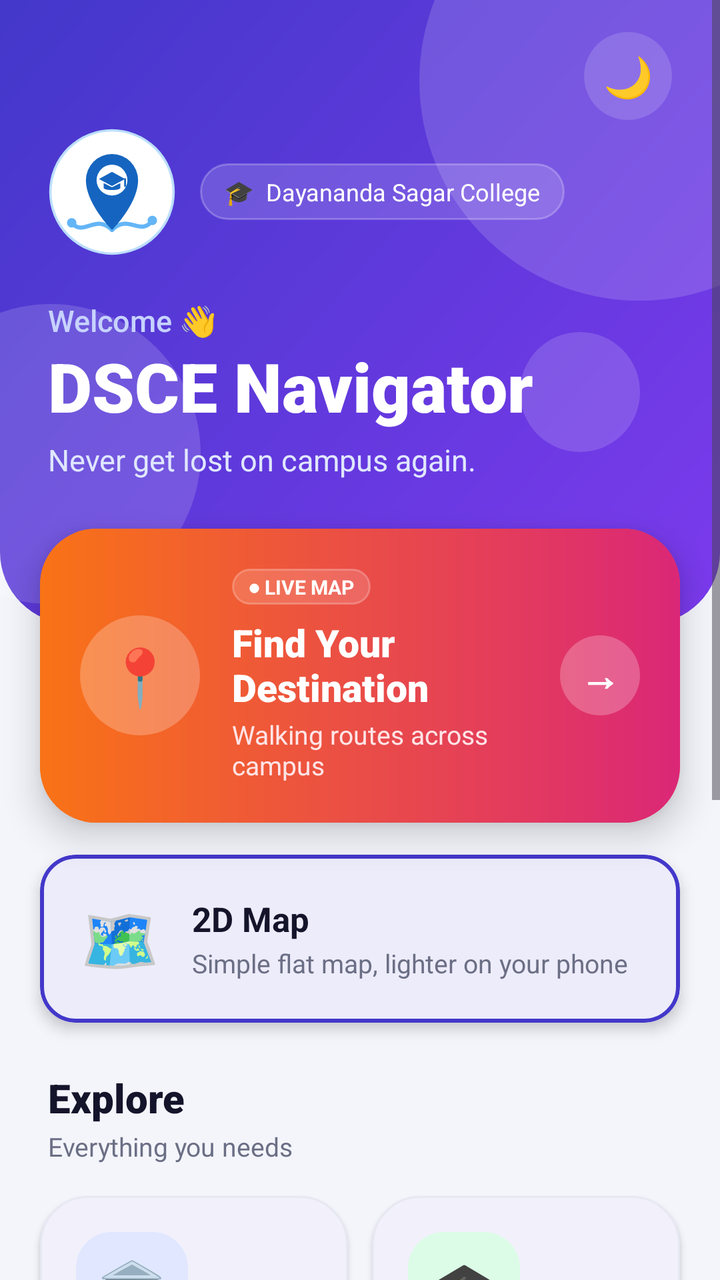
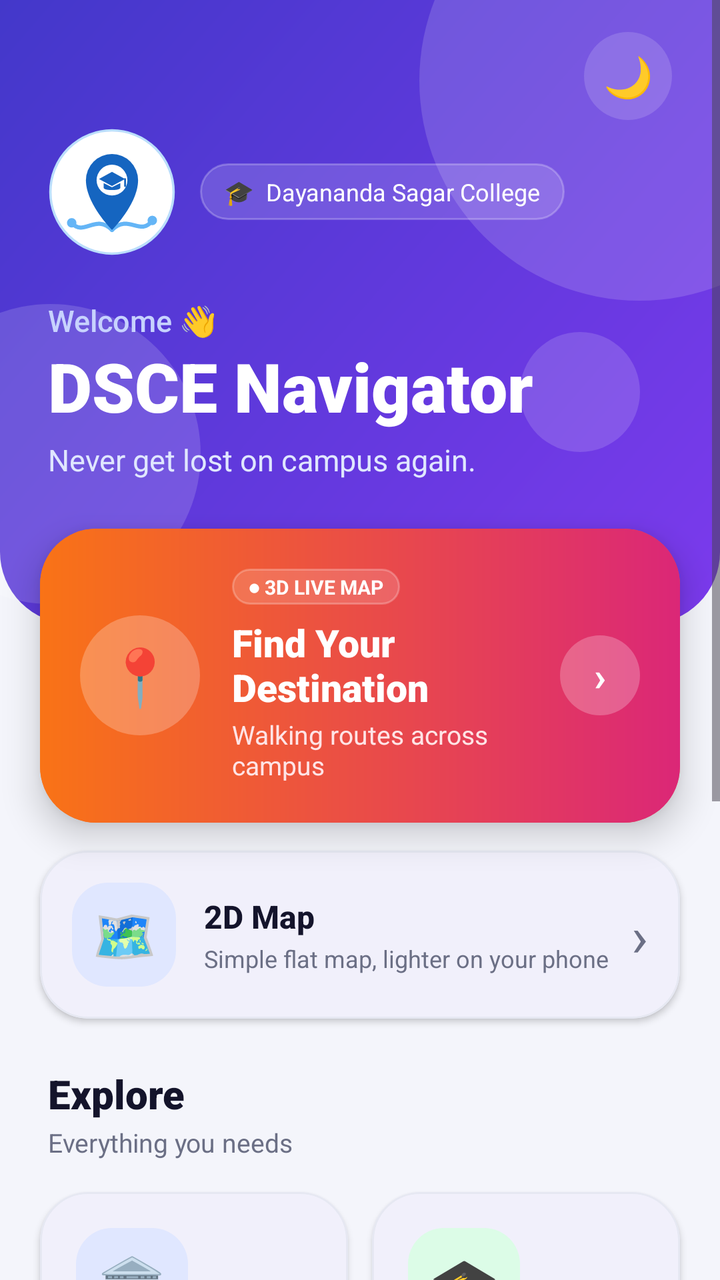

An Android layout rendered at two revisions. The XML below is the earlier revision; the diff shows what the commit changed to produce the second picture.
<!-- AndroidManifest.xml: application theme Theme.DSCENavigator -->
<!-- res/layout/activity_home.xml -->
<?xml version="1.0" encoding="utf-8"?>
<ScrollView xmlns:android="http://schemas.android.com/apk/res/android"
    xmlns:app="http://schemas.android.com/apk/res-auto"
    android:layout_width="match_parent"
    android:layout_height="match_parent"
    android:background="@color/app_background"
    android:fillViewport="true"
    android:overScrollMode="never">

    <LinearLayout
        android:layout_width="match_parent"
        android:layout_height="wrap_content"
        android:orientation="vertical">

        
        <FrameLayout
            android:layout_width="match_parent"
            android:layout_height="wrap_content"
            android:background="@drawable/bg_header"
            android:clipChildren="true"
            android:fitsSystemWindows="true">

            <View
                android:layout_width="220dp"
                android:layout_height="220dp"
                android:layout_gravity="top|end"
                android:layout_marginTop="-70dp"
                android:layout_marginEnd="-70dp"
                android:background="@drawable/bg_circle_glass" />

            <View
                android:layout_width="150dp"
                android:layout_height="150dp"
                android:layout_gravity="bottom|start"
                android:layout_marginStart="-50dp"
                android:layout_marginBottom="10dp"
                android:background="@drawable/bg_circle_glass" />

            <View
                android:layout_width="60dp"
                android:layout_height="60dp"
                android:layout_gravity="center_vertical|end"
                android:layout_marginTop="40dp"
                android:layout_marginEnd="40dp"
                android:background="@drawable/bg_circle_glass" />

            <LinearLayout
                android:layout_width="match_parent"
                android:layout_height="wrap_content"
                android:orientation="vertical"
                android:paddingStart="24dp"
                android:paddingTop="16dp"
                android:paddingEnd="24dp"
                android:paddingBottom="72dp">

                <LinearLayout
                    android:layout_width="match_parent"
                    android:layout_height="wrap_content"
                    android:gravity="center_vertical"
                    android:orientation="horizontal">

                    <View
                        android:layout_width="0dp"
                        android:layout_height="1dp"
                        android:layout_weight="1" />

                    <TextView
                        android:id="@+id/btnTheme"
                        android:layout_width="44dp"
                        android:layout_height="44dp"
                        android:background="@drawable/bg_button_glass"
                        android:clickable="true"
                        android:contentDescription="Toggle dark mode"
                        android:focusable="true"
                        android:gravity="center"
                        android:text="🌙"
                        android:textSize="20sp" />
                </LinearLayout>

                <LinearLayout
                    android:layout_width="wrap_content"
                    android:layout_height="wrap_content"
                    android:layout_marginTop="4dp"
                    android:gravity="center_vertical"
                    android:orientation="horizontal">

                    <ImageView
                        android:layout_width="64dp"
                        android:layout_height="64dp"
                        android:contentDescription="DSCE Navigator logo"
                        android:src="@drawable/ic_logo" />

                    <TextView
                        android:layout_width="wrap_content"
                        android:layout_height="wrap_content"
                        android:layout_marginStart="12dp"
                        android:background="@drawable/bg_chip_glass"
                        android:paddingStart="12dp"
                        android:paddingTop="6dp"
                        android:paddingEnd="12dp"
                        android:paddingBottom="6dp"
                        android:text="🎓  Dayananda Sagar College"
                        android:textColor="#FFFFFF"
                        android:textSize="12sp" />
                </LinearLayout>

                <TextView
                    android:id="@+id/tvGreeting"
                    android:layout_width="wrap_content"
                    android:layout_height="wrap_content"
                    android:layout_marginTop="22dp"
                    android:fontFamily="sans-serif-medium"
                    android:text="Welcome 👋"
                    android:textColor="#C7D2FE"
                    android:textSize="15sp" />

                <TextView
                    android:layout_width="wrap_content"
                    android:layout_height="wrap_content"
                    android:fontFamily="sans-serif-black"
                    android:text="DSCE Navigator"
                    android:textColor="#FFFFFF"
                    android:textSize="34sp" />

                <TextView
                    android:layout_width="wrap_content"
                    android:layout_height="wrap_content"
                    android:layout_marginTop="4dp"
                    android:text="Never get lost on campus again."
                    android:textColor="#E0E7FF"
                    android:textSize="15sp" />
            </LinearLayout>
        </FrameLayout>

        
        <com.google.android.material.card.MaterialCardView
            android:id="@+id/cardFind"
            android:layout_width="match_parent"
            android:layout_height="wrap_content"
            android:layout_marginStart="20dp"
            android:layout_marginTop="-48dp"
            android:layout_marginEnd="20dp"
            android:clickable="true"
            android:focusable="true"
            app:cardBackgroundColor="@color/hero_start"
            app:cardCornerRadius="28dp"
            app:cardElevation="10dp"
            app:strokeWidth="0dp">

            <LinearLayout
                android:layout_width="match_parent"
                android:layout_height="wrap_content"
                android:background="@drawable/bg_hero"
                android:gravity="center_vertical"
                android:orientation="horizontal"
                android:padding="20dp">

                <TextView
                    android:layout_width="60dp"
                    android:layout_height="60dp"
                    android:background="@drawable/bg_circle_glass_strong"
                    android:gravity="center"
                    android:text="📍"
                    android:textSize="28sp" />

                <LinearLayout
                    android:layout_width="0dp"
                    android:layout_height="wrap_content"
                    android:layout_marginStart="16dp"
                    android:layout_weight="1"
                    android:orientation="vertical">

                    <TextView
                        android:layout_width="wrap_content"
                        android:layout_height="wrap_content"
                        android:background="@drawable/bg_chip_glass"
                        android:paddingStart="8dp"
                        android:paddingTop="2dp"
                        android:paddingEnd="8dp"
                        android:paddingBottom="2dp"
                        android:text="● LIVE MAP"
                        android:textColor="#FFFFFF"
                        android:textSize="10sp"
                        android:textStyle="bold" />

                    <TextView
                        android:layout_width="wrap_content"
                        android:layout_height="wrap_content"
                        android:layout_marginTop="6dp"
                        android:fontFamily="sans-serif-black"
                        android:text="Find Your Destination"
                        android:textColor="#FFFFFF"
                        android:textSize="19sp" />

                    <TextView
                        android:layout_width="wrap_content"
                        android:layout_height="wrap_content"
                        android:layout_marginTop="2dp"
                        android:text="Walking routes across campus"
                        android:textColor="#FFE4E6"
                        android:textSize="13sp" />
                </LinearLayout>

                <TextView
                    android:layout_width="40dp"
                    android:layout_height="40dp"
                    android:background="@drawable/bg_circle_glass_strong"
                    android:gravity="center"
                    android:text="→"
                    android:textColor="#FFFFFF"
                    android:textSize="20sp"
                    android:textStyle="bold" />
            </LinearLayout>
        </com.google.android.material.card.MaterialCardView>


        
        <com.google.android.material.card.MaterialCardView
            android:id="@+id/cardMap2d"
            android:layout_width="match_parent"
            android:layout_height="84dp"
            android:layout_marginStart="20dp"
            android:layout_marginTop="16dp"
            android:layout_marginEnd="20dp"
            android:clickable="true"
            android:focusable="true"
            app:cardBackgroundColor="@color/app_card"
            app:cardCornerRadius="18dp"
            app:cardElevation="4dp"
            app:strokeColor="@color/app_primary"
            app:strokeWidth="2dp">

            <LinearLayout
                android:layout_width="match_parent"
                android:layout_height="match_parent"
                android:gravity="center_vertical"
                android:orientation="horizontal"
                android:paddingStart="20dp"
                android:paddingEnd="20dp">

                <TextView
                    android:layout_width="wrap_content"
                    android:layout_height="wrap_content"
                    android:text="🗺️"
                    android:textSize="32sp" />

                <LinearLayout
                    android:layout_width="wrap_content"
                    android:layout_height="wrap_content"
                    android:layout_marginStart="16dp"
                    android:orientation="vertical">

                    <TextView
                        android:layout_width="wrap_content"
                        android:layout_height="wrap_content"
                        android:text="2D Map"
                        android:textColor="@color/app_text"
                        android:textSize="17sp"
                        android:textStyle="bold" />

                    <TextView
                        android:layout_width="wrap_content"
                        android:layout_height="wrap_content"
                        android:layout_marginTop="2dp"
                        android:text="Simple flat map, lighter on your phone"
                        android:textColor="@color/app_text_secondary"
                        android:textSize="13sp" />
                </LinearLayout>
            </LinearLayout>
        </com.google.android.material.card.MaterialCardView>

        
        <TextView
            android:layout_width="wrap_content"
            android:layout_height="wrap_content"
            android:layout_marginStart="24dp"
            android:layout_marginTop="24dp"
            android:fontFamily="sans-serif-black"
            android:text="Explore"
            android:textColor="@color/app_text"
            android:textSize="20sp" />

        <TextView
            android:layout_width="wrap_content"
            android:layout_height="wrap_content"
            android:layout_marginStart="24dp"
            android:layout_marginTop="2dp"
            android:text="Everything you needs"
            android:textColor="@color/app_text_secondary"
            android:textSize="13sp" />



        
        <LinearLayout
            android:layout_width="match_parent"
            android:layout_height="wrap_content"
            android:layout_marginStart="14dp"
            android:layout_marginTop="10dp"
            android:layout_marginEnd="14dp"
            android:orientation="horizontal">

            <com.google.android.material.card.MaterialCardView
                android:id="@+id/cardDepartments"
                android:layout_width="0dp"
                android:layout_height="170dp"
                android:layout_margin="6dp"
                android:layout_weight="1"
                android:clickable="true"
                android:focusable="true"
                app:cardBackgroundColor="@color/app_card"
                app:cardCornerRadius="24dp"
                app:cardElevation="2dp"
                app:strokeColor="@color/card_stroke"
                app:strokeWidth="1dp">

                <LinearLayout
                    android:layout_width="match_parent"
                    android:layout_height="match_parent"
                    android:orientation="vertical"
                    android:padding="18dp">

                    <TextView
                        android:layout_width="56dp"
                        android:layout_height="56dp"
                        android:background="@drawable/bg_icon_blue"
                        android:gravity="center"
                        android:text="🏛️"
                        android:textSize="28sp" />

                    <View
                        android:layout_width="match_parent"
                        android:layout_height="0dp"
                        android:layout_weight="1" />

                    <TextView
                        android:layout_width="wrap_content"
                        android:layout_height="wrap_content"
                        android:fontFamily="sans-serif-medium"
                        android:text="All Departments"
                        android:textColor="@color/app_text"
                        android:textSize="16sp"
                        android:textStyle="bold" />

                    <TextView
                        android:layout_width="wrap_content"
                        android:layout_height="wrap_content"
                        android:layout_marginTop="2dp"
                        android:text="Blocks, hostels &amp; more"
                        android:textColor="@color/app_text_secondary"
                        android:textSize="12sp" />
                </LinearLayout>
            </com.google.android.material.card.MaterialCardView>

            <com.google.android.material.card.MaterialCardView
                android:id="@+id/cardAdmission"
                android:layout_width="0dp"
                android:layout_height="170dp"
                android:layout_margin="6dp"
                android:layout_weight="1"
                android:clickable="true"
                android:focusable="true"
                app:cardBackgroundColor="@color/app_card"
                app:cardCornerRadius="24dp"
                app:cardElevation="2dp"
                app:strokeColor="@color/card_stroke"
                app:strokeWidth="1dp">

                <LinearLayout
                    android:layout_width="match_parent"
                    android:layout_height="match_parent"
                    android:orientation="vertical"
                    android:padding="18dp">

                    <TextView
                        android:layout_width="56dp"
                        android:layout_height="56dp"
                        android:background="@drawable/bg_icon_green"
                        android:gravity="center"
                        android:text="🎓"
                        android:textSize="28sp" />

                    <View
                        android:layout_width="match_parent"
                        android:layout_height="0dp"
                        android:layout_weight="1" />

                    <TextView
                        android:layout_width="wrap_content"
                        android:layout_height="wrap_content"
                        android:fontFamily="sans-serif-medium"
                        android:text="Admission Guide"
                        android:textColor="@color/app_text"
                        android:textSize="16sp"
                        android:textStyle="bold" />

                    <TextView
                        android:layout_width="wrap_content"
                        android:layout_height="wrap_content"
                        android:layout_marginTop="2dp"
                        android:text="Fees, desks &amp; contacts"
                        android:textColor="@color/app_text_secondary"
                        android:textSize="12sp" />
                </LinearLayout>
            </com.google.android.material.card.MaterialCardView>
        </LinearLayout>

        
        <LinearLayout
            android:layout_width="match_parent"
            android:layout_height="wrap_content"
            android:layout_marginStart="14dp"
            android:layout_marginEnd="14dp"
            android:orientation="horizontal">

            <com.google.android.material.card.MaterialCardView
                android:id="@+id/cardReport"
                android:layout_width="0dp"
                android:layout_height="170dp"
                android:layout_margin="6dp"
                android:layout_weight="1"
                android:clickable="true"
                android:focusable="true"
                app:cardBackgroundColor="@color/app_card"
                app:cardCornerRadius="24dp"
                app:cardElevation="2dp"
                app:strokeColor="@color/card_stroke"
                app:strokeWidth="1dp">

                <LinearLayout
                    android:layout_width="match_parent"
                    android:layout_height="match_parent"
                    android:orientation="vertical"
                    android:padding="18dp">

                    <TextView
                        android:layout_width="56dp"
                        android:layout_height="56dp"
                        android:background="@drawable/bg_icon_orange"
                        android:gravity="center"
                        android:text="🚩"
                        android:textSize="28sp" />

                    <View
                        android:layout_width="match_parent"
                        android:layout_height="0dp"
                        android:layout_weight="1" />

                    <TextView
                        android:layout_width="wrap_content"
                        android:layout_height="wrap_content"
                        android:fontFamily="sans-serif-medium"
                        android:text="Report Issue"
                        android:textColor="@color/app_text"
                        android:textSize="16sp"
                        android:textStyle="bold" />

                    <TextView
                        android:layout_width="wrap_content"
                        android:layout_height="wrap_content"
                        android:layout_marginTop="2dp"
                        android:text="Wrong pin? Tell us"
                        android:textColor="@color/app_text_secondary"
                        android:textSize="12sp" />


                </LinearLayout>
            </com.google.android.material.card.MaterialCardView>

            <com.google.android.material.card.MaterialCardView
                android:id="@+id/cardAbout"
                android:layout_width="0dp"
                android:layout_height="170dp"
                android:layout_margin="6dp"
                android:layout_weight="1"
                android:clickable="true"
                android:focusable="true"
                app:cardBackgroundColor="@color/app_card"
                app:cardCornerRadius="24dp"
                app:cardElevation="2dp"
                app:strokeColor="@color/card_stroke"
                app:strokeWidth="1dp">

                <LinearLayout
                    android:layout_width="match_parent"
                    android:layout_height="match_parent"
                    android:orientation="vertical"
                    android:padding="18dp">

                    <TextView
                        android:layout_width="56dp"
                        android:layout_height="56dp"
                        android:background="@drawable/bg_icon_pink"
                        android:gravity="center"
                        android:text="ℹ️"
                        android:textSize="28sp" />

                    <View
                        android:layout_width="match_parent"
                        android:layout_height="0dp"
                        android:layout_weight="1" />

                    <TextView
                        android:layout_width="wrap_content"
                        android:layout_height="wrap_content"
                        android:fontFamily="sans-serif-medium"
                        android:text="About"
                        android:textColor="@color/app_text"
                        android:textSize="16sp"
                        android:textStyle="bold" />

                    <TextView
                        android:layout_width="wrap_content"
                        android:layout_height="wrap_content"
                        android:layout_marginTop="2dp"
                        android:text="Team &amp; SDG goals"
                        android:textColor="@color/app_text_secondary"
                        android:textSize="12sp" />
                </LinearLayout>
            </com.google.android.material.card.MaterialCardView>
        </LinearLayout>

        
        <TextView
            android:layout_width="match_parent"
            android:layout_height="wrap_content"
            android:gravity="center"
            android:paddingTop="20dp"
            android:paddingBottom="32dp"
            android:text="Made with ❤️ by DSCE CSE Students"
            android:textColor="@color/app_text_secondary"
            android:textSize="12sp" />
    </LinearLayout>
</ScrollView>
<!-- resources referenced by this layout -->
<resources>
  <color name="app_background">#F4F5FB</color>
  <color name="app_card">#FFFFFF</color>
  <color name="app_primary">#4338CA</color>
  <color name="app_text">#14142B</color>
  <color name="app_text_secondary">#6B6F85</color>
  <color name="card_stroke">#E6E8F2</color>
  <color name="hero_start">#F97316</color>
  <!-- drawable bg_button_glass (drawable) -->
  <?xml version="1.0" encoding="utf-8"?>
  <ripple xmlns:android="http://schemas.android.com/apk/res/android"
      android:color="#40FFFFFF">
      <item android:drawable="@drawable/bg_circle_glass" />
  </ripple>
  <!-- drawable bg_chip_glass (drawable) -->
  <?xml version="1.0" encoding="utf-8"?>
  <shape xmlns:android="http://schemas.android.com/apk/res/android" android:shape="rectangle">
      <solid android:color="@color/glass" />
      <stroke android:width="1dp" android:color="@color/glass_strong" />
      <corners android:radius="20dp" />
  </shape>
  <!-- drawable bg_circle_glass (drawable) -->
  <?xml version="1.0" encoding="utf-8"?>
  <shape xmlns:android="http://schemas.android.com/apk/res/android" android:shape="oval">
      <solid android:color="@color/glass" />
  </shape>
  <!-- drawable bg_circle_glass_strong (drawable) -->
  <?xml version="1.0" encoding="utf-8"?>
  <shape xmlns:android="http://schemas.android.com/apk/res/android" android:shape="oval">
      <solid android:color="@color/glass_strong" />
  </shape>
  <!-- drawable bg_header (drawable) -->
  <?xml version="1.0" encoding="utf-8"?>
  <shape xmlns:android="http://schemas.android.com/apk/res/android" android:shape="rectangle">
      <gradient
          android:angle="315"
          android:endColor="@color/header_end"
          android:startColor="@color/header_start"
          android:type="linear" />
      <corners
          android:bottomLeftRadius="36dp"
          android:bottomRightRadius="36dp" />
  </shape>
  <!-- drawable bg_hero (drawable) -->
  <?xml version="1.0" encoding="utf-8"?>
  <shape xmlns:android="http://schemas.android.com/apk/res/android" android:shape="rectangle">
      <gradient
          android:angle="0"
          android:endColor="@color/hero_end"
          android:startColor="@color/hero_start"
          android:type="linear" />
  </shape>
  <!-- drawable bg_icon_blue (drawable) -->
  <?xml version="1.0" encoding="utf-8"?>
  <shape xmlns:android="http://schemas.android.com/apk/res/android" android:shape="rectangle">
      <solid android:color="@color/tint_blue_bg" />
      <corners android:radius="18dp" />
  </shape>
  <!-- drawable bg_icon_green (drawable) -->
  <?xml version="1.0" encoding="utf-8"?>
  <shape xmlns:android="http://schemas.android.com/apk/res/android" android:shape="rectangle">
      <solid android:color="@color/tint_green_bg" />
      <corners android:radius="18dp" />
  </shape>
  <!-- drawable bg_icon_orange (drawable) -->
  <?xml version="1.0" encoding="utf-8"?>
  <shape xmlns:android="http://schemas.android.com/apk/res/android" android:shape="rectangle">
      <solid android:color="@color/tint_orange_bg" />
      <corners android:radius="18dp" />
  </shape>
  <!-- drawable bg_icon_pink (drawable) -->
  <?xml version="1.0" encoding="utf-8"?>
  <shape xmlns:android="http://schemas.android.com/apk/res/android" android:shape="rectangle">
      <solid android:color="@color/tint_pink_bg" />
      <corners android:radius="18dp" />
  </shape>
  <style name="Theme.DSCENavigator" parent="Base.Theme.DSCENavigator" />
  <color name="glass">#26FFFFFF</color>
  <color name="glass_strong">#3DFFFFFF</color>
  <color name="header_end">#7C3AED</color>
  <color name="header_start">#4338CA</color>
  <color name="hero_end">#DB2777</color>
  <color name="tint_blue_bg">#E0E7FF</color>
  <color name="tint_green_bg">#DCFCE7</color>
  <color name="tint_orange_bg">#FFEDD5</color>
  <color name="tint_pink_bg">#FCE7F3</color>
  <color name="white">#FFFFFFFF</color>
  <!-- unchanged entries left out for length: 2 -->
</resources>

<!-- the commit's change to res/layout/activity_home.xml (unified diff, before → after) -->
@@ -178,7 +178,7 @@
                         android:paddingTop="2dp"
                         android:paddingEnd="8dp"
                         android:paddingBottom="2dp"
-                        android:text="● LIVE MAP"
+                        android:text="● 3D LIVE MAP"
                         android:textColor="#FFFFFF"
                         android:textSize="10sp"
                         android:textStyle="bold" />
@@ -206,7 +206,7 @@
                     android:layout_height="40dp"
                     android:background="@drawable/bg_circle_glass_strong"
                     android:gravity="center"
-                    android:text="→"
+                    android:text="›"
                     android:textColor="#FFFFFF"
                     android:textSize="20sp"
                     android:textStyle="bold" />
@@ -218,44 +218,47 @@
         <com.google.android.material.card.MaterialCardView
             android:id="@+id/cardMap2d"
             android:layout_width="match_parent"
-            android:layout_height="84dp"
+            android:layout_height="wrap_content"
             android:layout_marginStart="20dp"
-            android:layout_marginTop="16dp"
+            android:layout_marginTop="14dp"
             android:layout_marginEnd="20dp"
             android:clickable="true"
             android:focusable="true"
             app:cardBackgroundColor="@color/app_card"
-            app:cardCornerRadius="18dp"
-            app:cardElevation="4dp"
-            app:strokeColor="@color/app_primary"
-            app:strokeWidth="2dp">
+            app:cardCornerRadius="24dp"
+            app:cardElevation="2dp"
+            app:strokeColor="@color/card_stroke"
+            app:strokeWidth="1dp">
 
             <LinearLayout
                 android:layout_width="match_parent"
-                android:layout_height="match_parent"
+                android:layout_height="wrap_content"
                 android:gravity="center_vertical"
                 android:orientation="horizontal"
-                android:paddingStart="20dp"
-                android:paddingEnd="20dp">
-
-                <TextView
-                    android:layout_width="wrap_content"
-                    android:layout_height="wrap_content"
+                android:padding="16dp">
+
+                <TextView
+                    android:layout_width="52dp"
+                    android:layout_height="52dp"
+                    android:background="@drawable/bg_icon_blue"
+                    android:gravity="center"
                     android:text="🗺️"
-                    android:textSize="32sp" />
-
-                <LinearLayout
-                    android:layout_width="wrap_content"
-                    android:layout_height="wrap_content"
-                    android:layout_marginStart="16dp"
+                    android:textSize="26sp" />
+
+                <LinearLayout
+                    android:layout_width="0dp"
+                    android:layout_height="wrap_content"
+                    android:layout_marginStart="14dp"
+                    android:layout_weight="1"
                     android:orientation="vertical">
 
                     <TextView
                         android:layout_width="wrap_content"
                         android:layout_height="wrap_content"
+                        android:fontFamily="sans-serif-medium"
                         android:text="2D Map"
                         android:textColor="@color/app_text"
-                        android:textSize="17sp"
+                        android:textSize="16sp"
                         android:textStyle="bold" />
 
                     <TextView
@@ -264,8 +267,15 @@
                         android:layout_marginTop="2dp"
                         android:text="Simple flat map, lighter on your phone"
                         android:textColor="@color/app_text_secondary"
-                        android:textSize="13sp" />
-                </LinearLayout>
+                        android:textSize="12sp" />
+                </LinearLayout>
+
+                <TextView
+                    android:layout_width="wrap_content"
+                    android:layout_height="wrap_content"
+                    android:text="›"
+                    android:textColor="@color/app_text_secondary"
+                    android:textSize="28sp" />
             </LinearLayout>
         </com.google.android.material.card.MaterialCardView>
 
